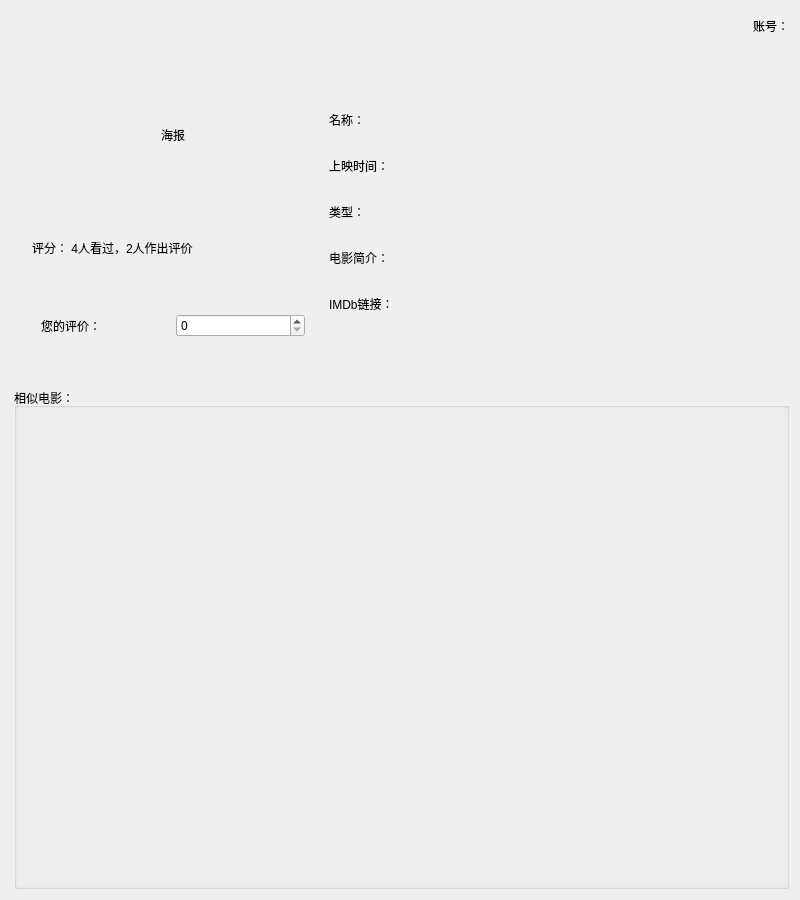
First picture: the form in ui/movie_info.ui, repository foxlora/MovieRecSys, before the edit.
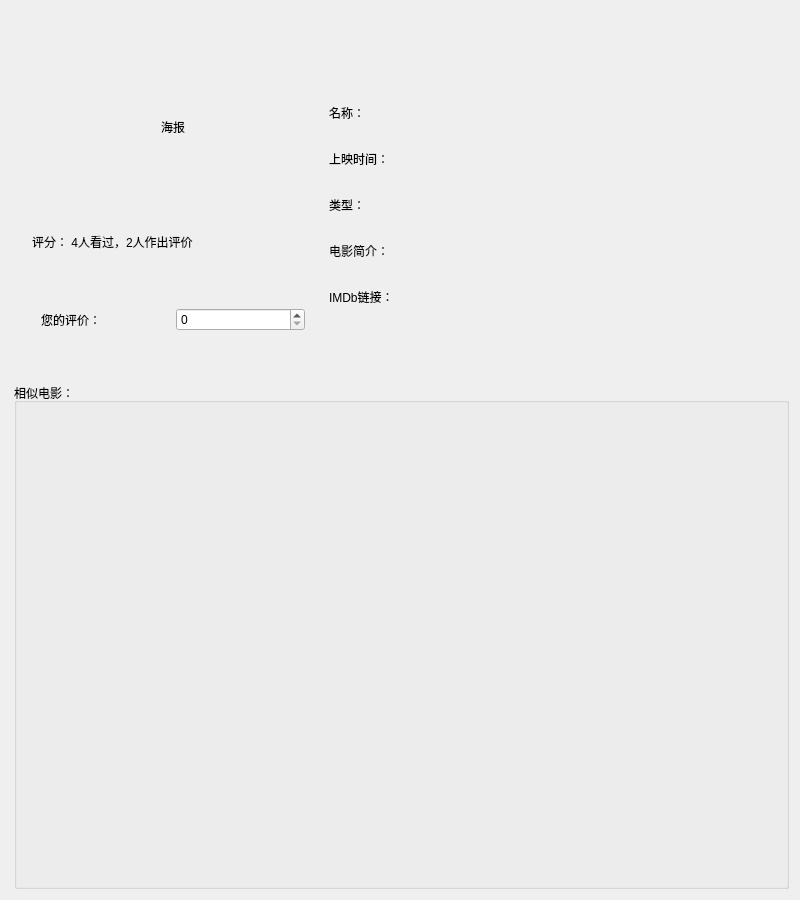
Second picture: the form after the edit. Custom widgets are drawn as their Qt base class.

What changed in the file:
```diff
--- a/ui/movie_info.ui
+++ b/ui/movie_info.ui
@@ -41,25 +41,6 @@
        </property>
       </spacer>
      </item>
-     <item alignment="Qt::AlignLeft">
-      <widget class="QLabel" name="account">
-       <property name="minimumSize">
-        <size>
-         <width>30</width>
-         <height>0</height>
-        </size>
-       </property>
-       <property name="text">
-        <string>账号：</string>
-       </property>
-       <property name="margin">
-        <number>0</number>
-       </property>
-       <property name="indent">
-        <number>0</number>
-       </property>
-      </widget>
-     </item>
     </layout>
    </item>
    <item>
```
